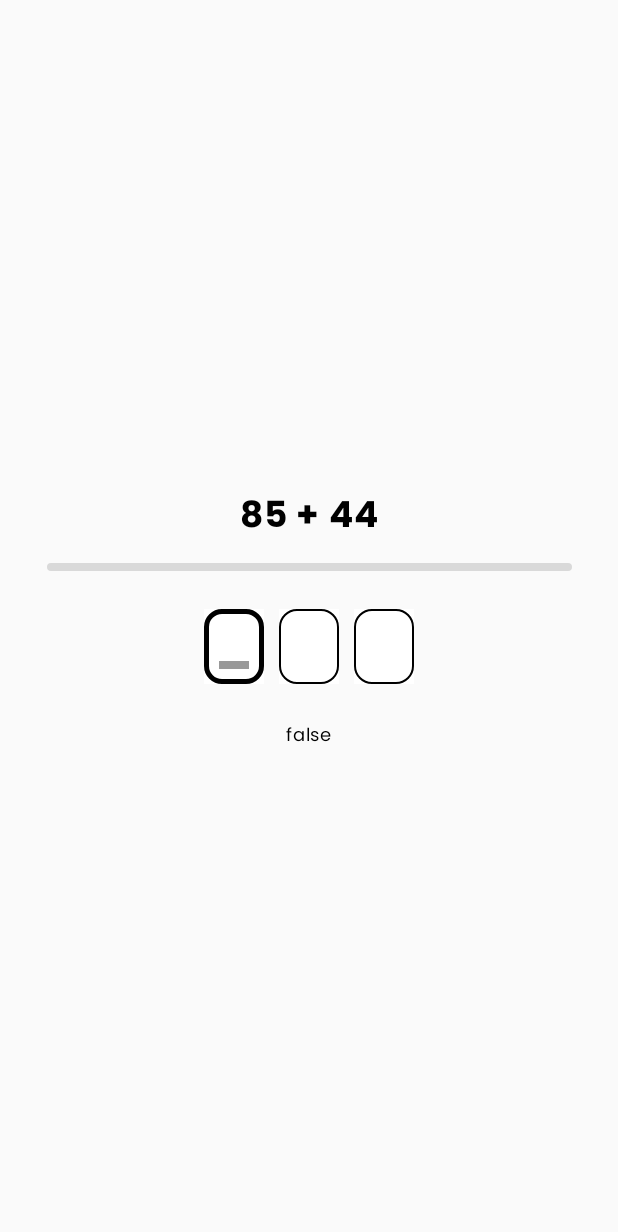
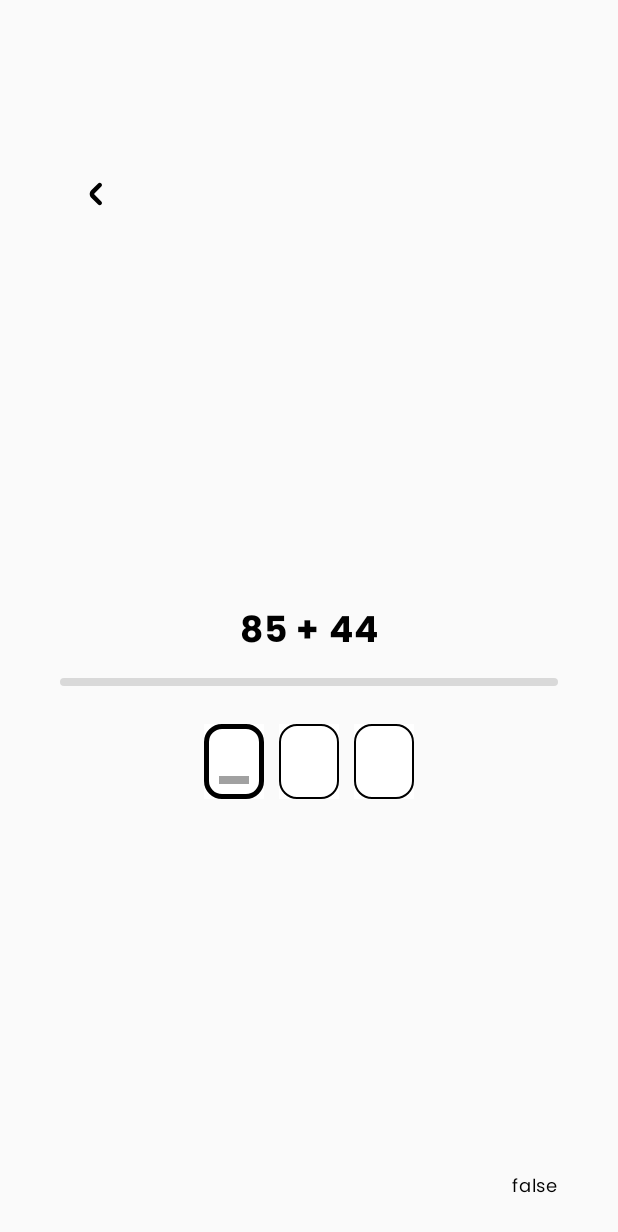
Before and after one commit to Dewhs/CalculTrainer, an Android app built with Jetpack Compose: the CalculPage screen opened through its navigation route, on a phone screen of 412 x 824 dp. Shown: the top 1232 px of the screen. Run offline under Robolectric (Android 15) with nearby library versions, the phone set to English and light mode, and no system bars.

Commit message:
add some ux elmts

```diff
--- a/app/src/main/AndroidManifest.xml
+++ b/app/src/main/AndroidManifest.xml
@@ -11,17 +11,18 @@
         android:roundIcon="@mipmap/ic_launcher_round"
         android:supportsRtl="true"
         android:theme="@style/Theme.CalculTrainer"
+        android:windowSoftInputMode="adjustResize"
         tools:targetApi="31">
         <activity
             android:name=".MainActivity"
             android:exported="true"
-            android:label="@string/app_name"
             android:theme="@style/Theme.CalculTrainer">
             <intent-filter>
                 <action android:name="android.intent.action.MAIN" />
 
                 <category android:name="android.intent.category.LAUNCHER" />
             </intent-filter>
+
         </activity>
     </application>
 
--- a/app/src/main/java/com/example/calcultrainer/MainActivity.kt
+++ b/app/src/main/java/com/example/calcultrainer/MainActivity.kt
@@ -10,6 +10,7 @@ import androidx.compose.material3.Text
 import androidx.compose.runtime.Composable
 import androidx.compose.ui.Modifier
 import androidx.compose.ui.tooling.preview.Preview
+import androidx.core.view.WindowCompat
 
 import androidx.navigation.compose.rememberNavController
 import androidx.navigation.compose.NavHost
@@ -20,11 +21,12 @@ import com.example.calcultrainer.View.HomePage
 class MainActivity : ComponentActivity() {
     override fun onCreate(savedInstanceState: Bundle?) {
         super.onCreate(savedInstanceState)
+        WindowCompat.setDecorFitsSystemWindows(window,false)
         setContent {
             val navController = rememberNavController()
             NavHost(navController = navController, startDestination = "home"){
                 composable("home") { HomePage(NavigateToCalculPage = {navController.navigate("calculPage")})}
-                composable("calculPage") {CalculPage()}
+                composable("calculPage") {CalculPage(navController)}
             }
         }
     }
--- a/app/src/main/java/com/example/calcultrainer/View/CalculPage.kt
+++ b/app/src/main/java/com/example/calcultrainer/View/CalculPage.kt
@@ -9,16 +9,21 @@ import androidx.compose.animation.core.infiniteRepeatable
 import androidx.compose.animation.core.rememberInfiniteTransition
 import androidx.compose.animation.core.tween
 import androidx.compose.foundation.BorderStroke
+import androidx.compose.foundation.Image
 import androidx.compose.foundation.background
 import androidx.compose.foundation.border
+import androidx.compose.foundation.focusable
 import androidx.compose.foundation.layout.Arrangement
 import androidx.compose.foundation.layout.Box
 import androidx.compose.foundation.layout.Column
 import androidx.compose.foundation.layout.Row
 import androidx.compose.foundation.layout.Spacer
+import androidx.compose.foundation.layout.fillMaxHeight
 import androidx.compose.foundation.layout.fillMaxSize
 import androidx.compose.foundation.layout.fillMaxWidth
 import androidx.compose.foundation.layout.height
+import androidx.compose.foundation.layout.imePadding
+import androidx.compose.foundation.layout.padding
 import androidx.compose.foundation.layout.size
 import androidx.compose.foundation.layout.width
 import androidx.compose.foundation.shape.RoundedCornerShape
@@ -26,7 +31,10 @@ import androidx.compose.foundation.text.BasicText
 import androidx.compose.foundation.text.BasicTextField
 import androidx.compose.foundation.text.KeyboardOptions
 import androidx.compose.material3.ExperimentalMaterial3Api
+import androidx.compose.material3.Icon
+import androidx.compose.material3.IconButton
 import androidx.compose.runtime.Composable
+import androidx.compose.runtime.LaunchedEffect
 import androidx.compose.runtime.getValue
 import androidx.compose.runtime.mutableStateOf
 import androidx.compose.runtime.remember
@@ -34,38 +42,64 @@ import androidx.compose.runtime.setValue
 import androidx.compose.ui.Alignment
 import androidx.compose.ui.ExperimentalComposeUiApi
 import androidx.compose.ui.Modifier
+import androidx.compose.ui.focus.FocusRequester
+import androidx.compose.ui.focus.focusRequester
 import androidx.compose.ui.graphics.Color
 import androidx.compose.ui.platform.LocalSoftwareKeyboardController
+import androidx.compose.ui.res.painterResource
 import androidx.compose.ui.text.input.KeyboardType
 import androidx.compose.ui.unit.dp
 import androidx.compose.ui.unit.times
 import androidx.lifecycle.viewmodel.compose.viewModel
+import androidx.navigation.NavHostController
+import com.example.calcultrainer.R
 import com.example.calcultrainer.View.theme.Dark
 import com.example.calcultrainer.View.theme.Heading1
 import com.example.calcultrainer.View.theme.Heading4
 import com.example.calcultrainer.View.theme.Light
 import com.example.calcultrainer.View.theme.LightGray
 import com.example.calcultrainer.ViewModel.CalculPageViewModel
+import kotlinx.coroutines.delay
 
 @OptIn(ExperimentalMaterial3Api::class, ExperimentalComposeUiApi::class)
 @Composable
 fun CalculPage(
+    navHostController: NavHostController,
     viewModel: CalculPageViewModel = viewModel()
 ) {
 
     val keyboardController = LocalSoftwareKeyboardController.current
     var result by remember { mutableStateOf("") }
 
-    var equal by remember { mutableStateOf(false)}
+    var equal by remember { mutableStateOf(false) }
 
     Column(
-        verticalArrangement = Arrangement.Center,
-        horizontalAlignment = Alignment.CenterHorizontally,
         modifier = Modifier
-            .fillMaxSize()
-    ) {
+            .padding(horizontal = 40.dp, vertical = 25.dp)
+            .fillMaxSize(),
+        verticalArrangement = Arrangement.SpaceBetween
+    )
+    {
+        IconButton(
+            onClick = {
+                navHostController.popBackStack()
+                println("Back Clicked !")
+            },
+            content = {
+                Image(
+                    painter = painterResource(id = R.drawable.left_arrow),
+                    contentDescription = null
+                )
+
+            },
+            modifier = Modifier.padding(top = 80.dp)
+        )
 
 
+        Column(
+            horizontalAlignment = Alignment.CenterHorizontally,
+            modifier = Modifier.fillMaxWidth()
+        ) {
             BasicText(text = viewModel.calcul, style = Heading1)
             Spacer(modifier = Modifier.size(15.dp))
             Box(
@@ -79,19 +113,30 @@ fun CalculPage(
             //CustomNumberInput()
 
             val size = viewModel.resultSize
+            val focusRequester = remember { FocusRequester() }
+
+            LaunchedEffect(focusRequester) {
+                focusRequester.requestFocus()
+            }
+
 
             BasicTextField(
                 value = result,
                 singleLine = true,
                 onValueChange = { newValue ->
-                if (newValue.length <= size) {
+                    if (newValue.length <= size && !newValue.contains(" ") && !newValue.contains("-") && !newValue.contains(
+                            ","
+                        ) && !newValue.contains(".")
+                    ) {
                         result = newValue
-                }
+
                         if (newValue.length == size) {
                             equal = viewModel.checkResult(result.toInt())
                             result = ""
                         }
+                    }
                 },
+                modifier = Modifier.focusRequester(focusRequester),
                 keyboardOptions = KeyboardOptions(keyboardType = KeyboardType.Number)
             ) {
                 Row(
@@ -121,7 +166,7 @@ fun CalculPage(
                                     .height(50.dp)
                                     .width(40.dp)
                                     .background(Light)
-                        ){
+                            ) {
                                 Box(
                                     modifier = Modifier.fillMaxSize(),
 
@@ -138,7 +183,8 @@ fun CalculPage(
                                             .align(alignment = Alignment.BottomCenter)
 
                                     ) {
-                                    val infiniteTransition = rememberInfiniteTransition(label = "")
+                                        val infiniteTransition =
+                                            rememberInfiniteTransition(label = "")
                                         val color by infiniteTransition.animateColor(
                                             initialValue = Light,
                                             targetValue = Dark,
@@ -161,106 +207,14 @@ fun CalculPage(
                     }
                 }
             }
-        Spacer(modifier = Modifier.size(25.dp))
-        BasicText(text = equal.toString(), style = Heading4)
+        }
 
+        BasicText(
+            text = equal.toString(),
+            style = Heading4,
+            modifier = Modifier
+                .imePadding()
+                .align(Alignment.End)
+        )
     }
 }
-
-
-
-/*@Composable
-fun CustomNumberInput(viewModel: CalculPageViewModel = viewModel()) {
-    val size = viewModel.resultSize
-    //val calculPageViewModel by CalculPageViewModel.partyState.collectAsState()
-
-    var result by remember { mutableStateOf("") }
-
-    BasicTextField(
-        value = result,
-        singleLine = true,
-        onValueChange = { newValue ->
-            if (newValue.length <= size) {
-                result = newValue
-            }
-            if (newValue.length == size) {
-                viewModel.checkResult(result.toInt())
-                result = ""
-            }
-        },
-        keyboardOptions = KeyboardOptions(keyboardType = KeyboardType.Number)
-    ) {
-        Row(
-            horizontalArrangement = Arrangement.spacedBy(10.dp)
-        ) {
-            repeat(size) { index ->
-                var borderSize = 1
-                var isVisible = 0
-                val nb = when {
-                    index >= result.length -> ""
-                    else -> result[index].toString()
-                }
-                if (index == result.length) {
-                    borderSize = 3
-                    isVisible = 1
-                }
-                Column(
-                    horizontalAlignment = Alignment.CenterHorizontally
-                ) {
-
-                    Box(
-                        modifier = Modifier
-                            .border(
-                                BorderStroke(borderSize.dp, Color.Black),
-                                shape = RoundedCornerShape(30)
-                            )
-                            .height(50.dp)
-                            .width(40.dp)
-                            .background(Light)
-                    )
-                    {
-                        Box(
-                            modifier = Modifier.fillMaxSize(),
-
-                            ) {
-                            BasicText(
-                                text = nb, style = Heading1, modifier = Modifier.align(
-                                    Alignment.BottomCenter
-                                )
-                            )
-                            Box(
-                                modifier = Modifier
-                                    .height(isVisible * 25.dp)
-                                    .fillMaxWidth()
-                                    .align(alignment = Alignment.BottomCenter)
-
-                            ) {
-                                val infiniteTransition = rememberInfiniteTransition(label = "")
-                                val color by infiniteTransition.animateColor(
-                                    initialValue = Light,
-                                    targetValue = Dark,
-                                    animationSpec = infiniteRepeatable(
-                                        animation = tween(500, easing = EaseIn),
-                                        repeatMode = RepeatMode.Reverse
-                                    ), label = ""
-                                )
-                                Box(
-                                    modifier = Modifier
-                                        .height(5.dp)
-                                        .width(20.dp)
-                                        .background(color)
-                                        .align(alignment = Alignment.Center)
-                                )
-
-                            }
-
-                        }
-                    }
-                }
-            }
-
-        }
-
-
-    }
-}*/
--- a/app/src/main/java/com/example/calcultrainer/View/HomePage.kt
+++ b/app/src/main/java/com/example/calcultrainer/View/HomePage.kt
@@ -60,14 +60,14 @@ fun HomePage(NavigateToCalculPage: () -> Unit) {
     Column(
         modifier = Modifier
             .background(Light)
-            .fillMaxSize()
-            .padding(top = 80.dp, bottom = 40.dp),
+            .fillMaxSize(),
         verticalArrangement = Arrangement.spacedBy(40.dp),
         horizontalAlignment = Alignment.CenterHorizontally
 
     ) {
         Row(
             verticalAlignment = Alignment.CenterVertically,
+            modifier = Modifier.padding(top = 120.dp)
         ) {
             Image(
                 painter = painterResource(id = R.drawable.logo_without_font),
@@ -133,6 +133,7 @@ fun HomePage(NavigateToCalculPage: () -> Unit) {
                     )
                 }
             }
+            Spacer(modifier = Modifier.padding(40.dp))
 
 
         }
--- /dev/null
+++ b/app/src/main/res/drawable/left_arrow.xml
@@ -0,0 +1,9 @@
+<vector xmlns:android="http://schemas.android.com/apk/res/android"
+    android:width="24dp"
+    android:height="24dp"
+    android:viewportWidth="24"
+    android:viewportHeight="24">
+  <path
+      android:pathData="M10.957,12.354C10.91,12.307 10.873,12.252 10.848,12.192C10.823,12.131 10.81,12.066 10.81,12C10.81,11.934 10.823,11.869 10.848,11.808C10.873,11.748 10.91,11.692 10.957,11.646L15.543,7.061C15.824,6.78 15.983,6.398 15.983,6C15.983,5.602 15.825,5.221 15.543,4.939C15.262,4.658 14.881,4.5 14.483,4.5C14.085,4.5 13.703,4.658 13.422,4.939L8.836,9.525C8.181,10.182 7.813,11.072 7.813,12C7.813,12.928 8.181,13.818 8.836,14.475L13.422,19.061C13.703,19.342 14.085,19.5 14.483,19.5C14.881,19.5 15.262,19.342 15.543,19.06C15.825,18.779 15.983,18.397 15.983,18C15.983,17.602 15.824,17.22 15.543,16.939L10.957,12.354Z"
+      android:fillColor="#000000"/>
+</vector>
--- a/app/src/main/res/values/themes.xml
+++ b/app/src/main/res/values/themes.xml
@@ -1,5 +1,10 @@
 <?xml version="1.0" encoding="utf-8"?>
 <resources>
 
-    <style name="Theme.CalculTrainer" parent="android:Theme.Material.Light.NoActionBar" />
+    <style name="Theme.CalculTrainer" parent="android:Theme.Material.Light.NoActionBar">
+        <item name="android:navigationBarColor">@android:color/transparent</item>
+        <item name="android:statusBarColor">@android:color/transparent</item>
+        <item name="android:windowLightStatusBar">true</item>
+    </style>
+
 </resources>
--- a/build.gradle.kts
+++ b/build.gradle.kts
@@ -1,5 +1,5 @@
 // Top-level build file where you can add configuration options common to all sub-projects/modules.
 plugins {
-    id("com.android.application") version "8.1.1" apply false
+    id("com.android.application") version "8.2.0" apply false
     id("org.jetbrains.kotlin.android") version "1.8.10" apply false
 }
```
Also changed, not shown: gradle/wrapper/gradle-wrapper.properties. Lines whose indentation alone changed are shown as unchanged.
